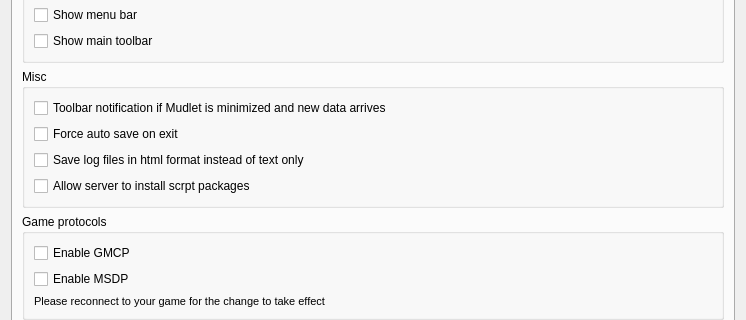
Qt form src/ui/profile_preferences.ui (Mudlet/Mudlet) before a commit; both pictures show x 0 to 746 and y 128 to 448 of the 746 by 592 pixel window.
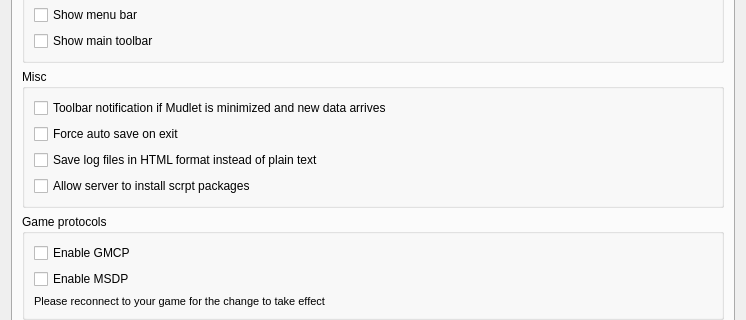
The same form after that commit. Icons and pictures are not drawn.

Commit message: Update: format of modded code & +ed commented support new text format opts

```diff
--- a/src/ui/profile_preferences.ui
+++ b/src/ui/profile_preferences.ui
@@ -159,7 +159,7 @@
              <string>Switch log file format from HTML to raw stream dump in logfiles as sent by server. The logfile can then be can be loaded by Mudlet to test your trigger systems offline.</string>
             </property>
             <property name="text">
-             <string>Save log files in html format instead of text only</string>
+             <string>Save log files in HTML format instead of plain text</string>
             </property>
            </widget>
           </item>
```
Left out of the diff: 2 changed lines with no effect on the pictures. The commit also changes 4 other files.
